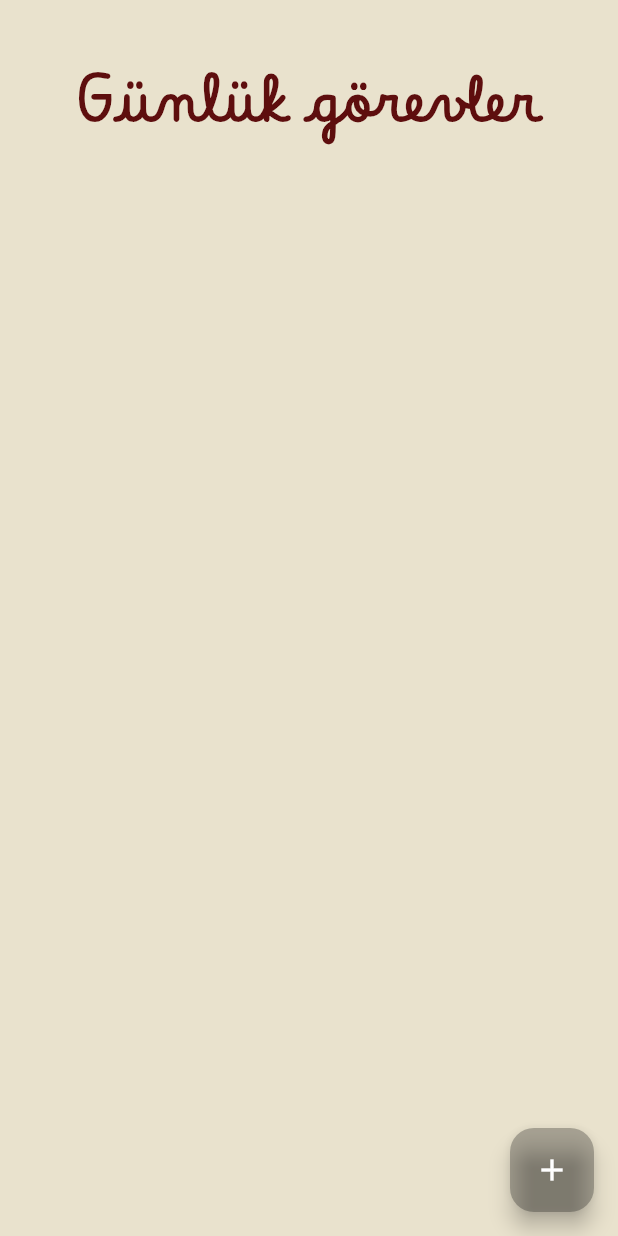
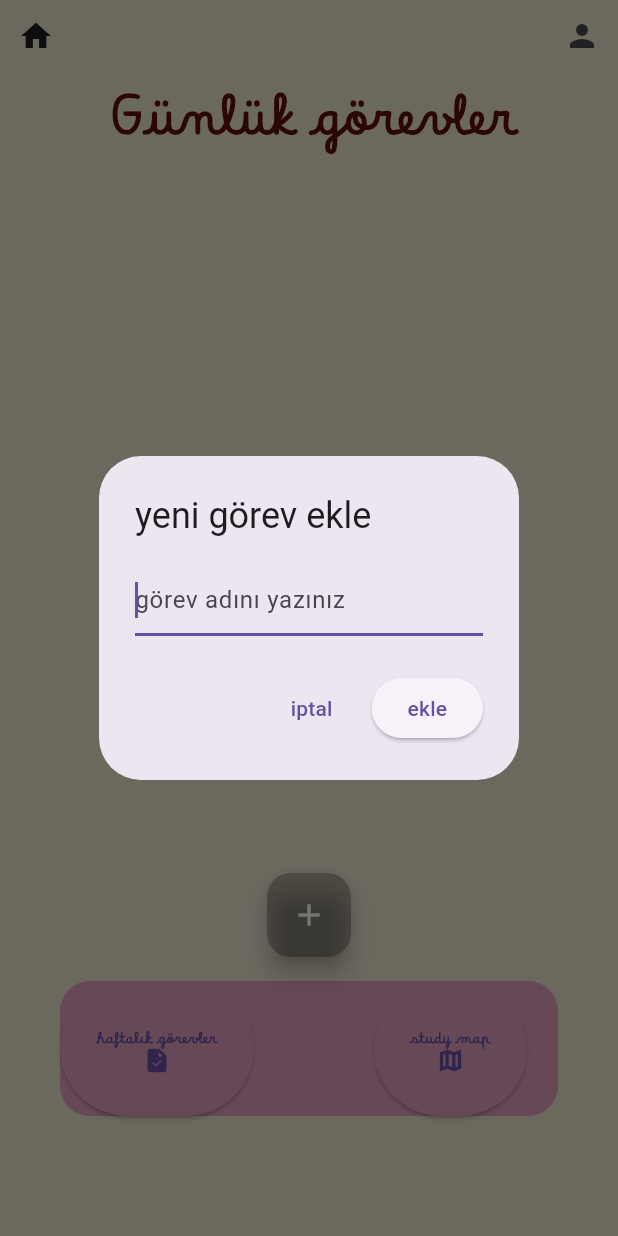
Before and after one commit to semihabahcebasi/StudyMap, a Flutter app: the DailyTasks screen opened directly, after a tap on the "add" icon, on a phone screen of 412 x 824 dp. Run offline on Flutter 3.47's test engine with Material 3 defaults, Android fonts, the light colour scheme and no system bars.

Commit message:
görev ekleme silme işlemleri ve tasarımı

```diff
--- a/lib/screens/daily_tasks.dart
+++ b/lib/screens/daily_tasks.dart
@@ -14,13 +14,55 @@
 
   // yeni görev ekleme fonksiyonu
   void newTask(String taskName) {
-    setState(() {});
+    setState(() {
+      dailyTasks.add(TaskModel(name: taskName));
+    });
     // listeye yeni eleman eklemek için list.add metodu kullanılır
-    dailyTasks.add(TaskModel(name: taskName));
   }
 
   // görev ekleme pencerresi
   //*************************** */
+  void _showAddTaskDialog() {
+    //once yazılan metni kontrol etmek için texteditingcontreller kullanılırz ve kontrol
+    //edilen metni taskcontroller değişkenine atarız
+    TextEditingController taskController = TextEditingController();
+
+    //ekranın üzerine yeni bir pencere açar şaffaf.
+    showDialog(
+      context: context,
+      builder: (context) {
+        return AlertDialog(
+          // açılan penceredeki ekran gövdesidir hazır
+          title: Text("yeni görev ekle"),
+          content: TextField(
+            controller:
+                taskController, // textfield içindeki metne ulaşabilmek içindir
+            decoration: InputDecoration(hintText: "görev adını yazınız"),
+            autofocus: true,
+          ),
+          actions: [
+            //iptal butonu
+            TextButton(
+              onPressed: () => Navigator.pop(context),
+              child: Text("iptal"),
+            ),
+
+            //ekle butonu
+            ElevatedButton(
+              onPressed: () {
+                if (taskController.text.isNotEmpty) {
+                  //taskcontroller boş değilse yeni görev ekelmee fonksiyonu çağrılır
+                  newTask(taskController.text);
+                  Navigator.pop(context);
+                }
+              },
+              child: Text("ekle"),
+            ),
+          ],
+        );
+      },
+    );
+  }
 
   @override
   Widget build(BuildContext context) {
@@ -28,28 +70,54 @@
       backgroundColor: Color.fromRGBO(233, 226, 205, 1),
 
       appBar: AppBar(
-        toolbarHeight: 130,
+        toolbarHeight: 150,
         centerTitle: true,
         automaticallyImplyLeading: false,
         backgroundColor: Color.fromRGBO(233, 226, 205, 1),
+
+        leading: Align(
+          alignment: Alignment.topLeft,
+          child: IconButton(
+            onPressed: () => print("home sayfasına gider"),
+            icon: Icon(Icons.home),
+          ),
+        ),
+
         title: Text(
           "Günlük görevler",
           style: TextStyle(
             fontFamily: 'Betania',
-            fontSize: 40,
+            fontSize: 35,
             color: Color.fromRGBO(94, 14, 14, 1),
             fontWeight: FontWeight(900),
           ),
         ),
+
+        actions: [
+          Align(
+            alignment: Alignment.topRight,
+            child: IconButton(
+              onPressed: () => print("profile sayfası"),
+              icon: Icon(Icons.person),
+            ),
+          ),
+        ],
       ),
 
       body: ListView.builder(
         itemCount: dailyTasks.length, // liste uzunluğu kadar eleman çizsin
         itemBuilder: (context, index) {
           return CheckboxListTile(
+            //checkbox ı sola yatırır
+            controlAffinity: ListTileControlAffinity.leading,
+            //tıklandığındaki renk
+            activeColor: const Color.fromARGB(255, 139, 10, 1),
             title: Text(
               dailyTasks[index].name,
               style: TextStyle(
+                fontFamily: 'Betania',
+                fontSize: 20,
+                fontWeight: FontWeight.bold,
                 // tamamlanan görevlerin üzerini çizmek için decoration
                 decoration: dailyTasks[index].isDone
                     ? TextDecoration.lineThrough
@@ -74,8 +142,76 @@
         backgroundColor: Colors.black26,
         onPressed: () {
           //tıklandığında görev ekleme penceresi açılır
+          _showAddTaskDialog();
         },
         child: Icon(Icons.add, color: Colors.white),
+      ),
+      // butonun ortalanmasını sağlar
+      floatingActionButtonLocation: FloatingActionButtonLocation.centerFloat,
+
+      bottomNavigationBar: Container(
+        padding: const EdgeInsets.only(bottom: 80, left: 40, right: 40),
+        decoration: BoxDecoration(color: .fromRGBO(233, 226, 205, 1)),
+
+        child: Container(
+          height: 90,
+          decoration: BoxDecoration(
+            color: const Color.fromARGB(255, 223, 158, 188),
+            borderRadius: BorderRadius.circular(20),
+          ),
+
+          child: Row(
+            children: [
+              ElevatedButton(
+                style: ElevatedButton.styleFrom(
+                  backgroundColor: const Color.fromARGB(255, 223, 158, 188),
+                ),
+                onPressed: () => print("haftalık görevler sayfası"),
+                child: Padding(
+                  padding: const EdgeInsets.only(top: 30),
+                  child: Column(
+                    children: [
+                      Text(
+                        "haftalık görevler",
+                        style: TextStyle(
+                          fontFamily: "Betania",
+                          fontSize: 10,
+                          fontWeight: FontWeight.bold,
+                        ),
+                      ),
+                      Icon(Icons.task, fontWeight: FontWeight.bold),
+                    ],
+                  ),
+                ),
+              ),
+
+              SizedBox(width: 80),
+              //********************** */
+              ElevatedButton(
+                style: ElevatedButton.styleFrom(
+                  backgroundColor: const Color.fromARGB(255, 223, 158, 188),
+                ),
+                onPressed: () => print("haftalık görevler sayfası"),
+                child: Padding(
+                  padding: const EdgeInsets.only(top: 30),
+                  child: Column(
+                    children: [
+                      Text(
+                        "study map",
+                        style: TextStyle(
+                          fontFamily: "Betania",
+                          fontSize: 10,
+                          fontWeight: FontWeight.bold,
+                        ),
+                      ),
+                      Icon(Icons.map_outlined, fontWeight: FontWeight.bold),
+                    ],
+                  ),
+                ),
+              ),
+            ],
+          ),
+        ),
       ),
     );
   }
```
